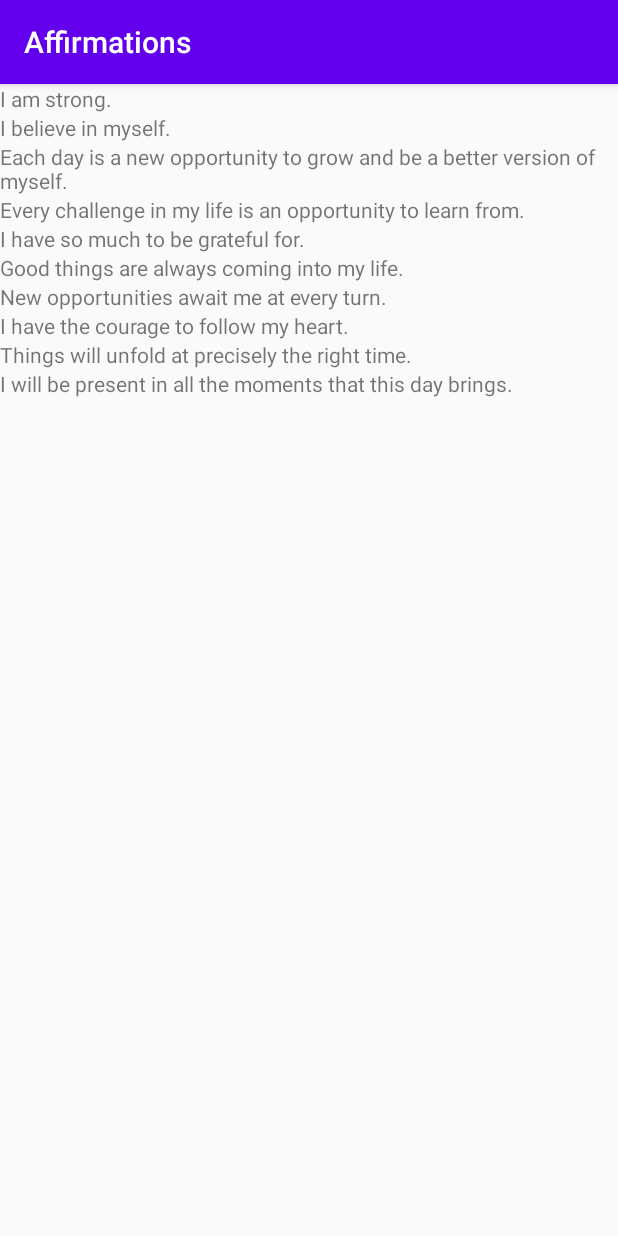
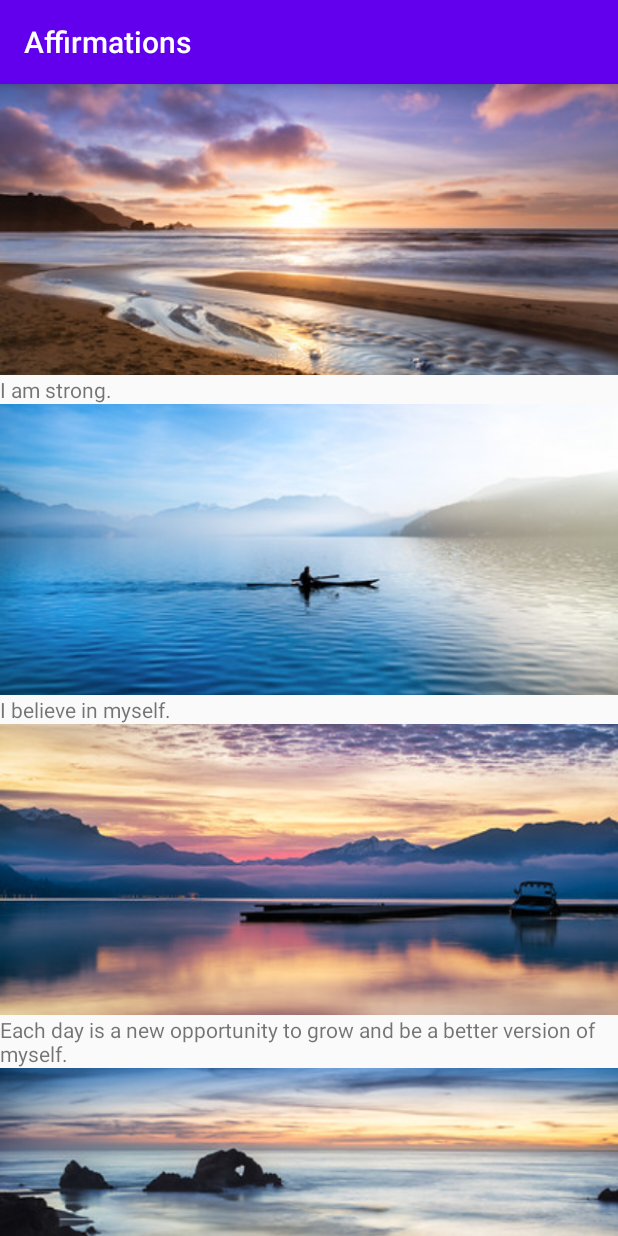
Before and after one commit to LulaKao/Affirmations, an Android app: the screen it shows after launch (MainActivity), on a phone screen of 412 x 824 dp. Run offline under Robolectric (Android 15) with nearby library versions, the phone set to English and light mode, and no system bars.

Commit message:
add Image in ItemAdapter

```diff
--- a/app/src/main/java/com/quarterlife/affirmations/MainActivity.kt
+++ b/app/src/main/java/com/quarterlife/affirmations/MainActivity.kt
@@ -15,7 +15,7 @@ class MainActivity : AppCompatActivity() {
         setContentView(binging.root) // add this for view binding
 
         // initialize data
-        val dataList = DataSource().loadAffirmation()
+        val dataList = DataSource().loadAffirmations()
 
         // initialize recyclerView
         val recyclerView = binging.recyclerView
--- a/app/src/main/java/com/quarterlife/affirmations/adapter/ItemAdapter.kt
+++ b/app/src/main/java/com/quarterlife/affirmations/adapter/ItemAdapter.kt
@@ -37,6 +37,7 @@ class ItemAdapter(
     override fun getItemCount() = dataset.size
 
     override fun onBindViewHolder(holder: ItemViewHolder, position: Int) {
-        binding.itemTitle.text = context.resources.getString(dataset[position].stringResourceId) // set item title
+        binding.itemTitle.text = context.resources.getString(dataset[position].stringResourceId) // set title
+        binding.itemImage.setImageResource(dataset[position].imageResourceId) // set image
     }
 }
--- a/app/src/main/java/com/quarterlife/affirmations/data/Datasource.kt
+++ b/app/src/main/java/com/quarterlife/affirmations/data/Datasource.kt
@@ -5,18 +5,18 @@ import com.quarterlife.affirmations.model.Affirmation
 
 class DataSource {
 
-    fun loadAffirmation() : List<Affirmation>{
+    fun loadAffirmations() : List<Affirmation>{
         return listOf(
-            Affirmation(R.string.affirmation1),
-            Affirmation(R.string.affirmation2),
-            Affirmation(R.string.affirmation3),
-            Affirmation(R.string.affirmation4),
-            Affirmation(R.string.affirmation5),
-            Affirmation(R.string.affirmation6),
-            Affirmation(R.string.affirmation7),
-            Affirmation(R.string.affirmation8),
-            Affirmation(R.string.affirmation9),
-            Affirmation(R.string.affirmation10)
+            Affirmation(R.string.affirmation1, R.drawable.image1),
+            Affirmation(R.string.affirmation2, R.drawable.image2),
+            Affirmation(R.string.affirmation3, R.drawable.image3),
+            Affirmation(R.string.affirmation4, R.drawable.image4),
+            Affirmation(R.string.affirmation5, R.drawable.image5),
+            Affirmation(R.string.affirmation6, R.drawable.image6),
+            Affirmation(R.string.affirmation7, R.drawable.image7),
+            Affirmation(R.string.affirmation8, R.drawable.image8),
+            Affirmation(R.string.affirmation9, R.drawable.image9),
+            Affirmation(R.string.affirmation10, R.drawable.image10)
         )
     }
 }
--- a/app/src/main/java/com/quarterlife/affirmations/model/Affirmation.kt
+++ b/app/src/main/java/com/quarterlife/affirmations/model/Affirmation.kt
@@ -1,3 +1,9 @@
 package com.quarterlife.affirmations.model
 
-data class Affirmation(val stringResourceId : Int)
+import androidx.annotation.DrawableRes
+import androidx.annotation.StringRes
+
+data class Affirmation(
+    @StringRes val stringResourceId : Int,
+    @DrawableRes val imageResourceId : Int
+)
--- a/app/src/main/res/layout/list_item.xml
+++ b/app/src/main/res/layout/list_item.xml
@@ -1,5 +1,19 @@
 <?xml version="1.0" encoding="utf-8"?>
-<TextView xmlns:android="http://schemas.android.com/apk/res/android"
-    android:id="@+id/item_title"
-    android:layout_width="wrap_content"
-    android:layout_height="wrap_content" />
+<LinearLayout xmlns:android="http://schemas.android.com/apk/res/android"
+    android:layout_width="match_parent"
+    android:layout_height="wrap_content"
+    android:orientation="vertical">
+
+    <ImageView
+        android:id="@+id/item_image"
+        android:layout_width="match_parent"
+        android:layout_height="194dp"
+        android:importantForAccessibility="no"
+        android:scaleType="centerCrop" />
+
+    <TextView
+        android:id="@+id/item_title"
+        android:layout_width="wrap_content"
+        android:layout_height="wrap_content" />
+
+</LinearLayout>
```
Also changed, not shown: app/src/main/res/drawable/image1.jpg (added), app/src/main/res/drawable/image10.jpg (added), app/src/main/res/drawable/image2.jpg (added), app/src/main/res/drawable/image3.jpg (added), app/src/main/res/drawable/image4.jpg (added), app/src/main/res/drawable/image5.jpg (added), app/src/main/res/drawable/image6.jpg (added), app/src/main/res/drawable/image7.jpg (added), app/src/main/res/drawable/image8.jpg (added), app/src/main/res/drawable/image9.jpg (added).
